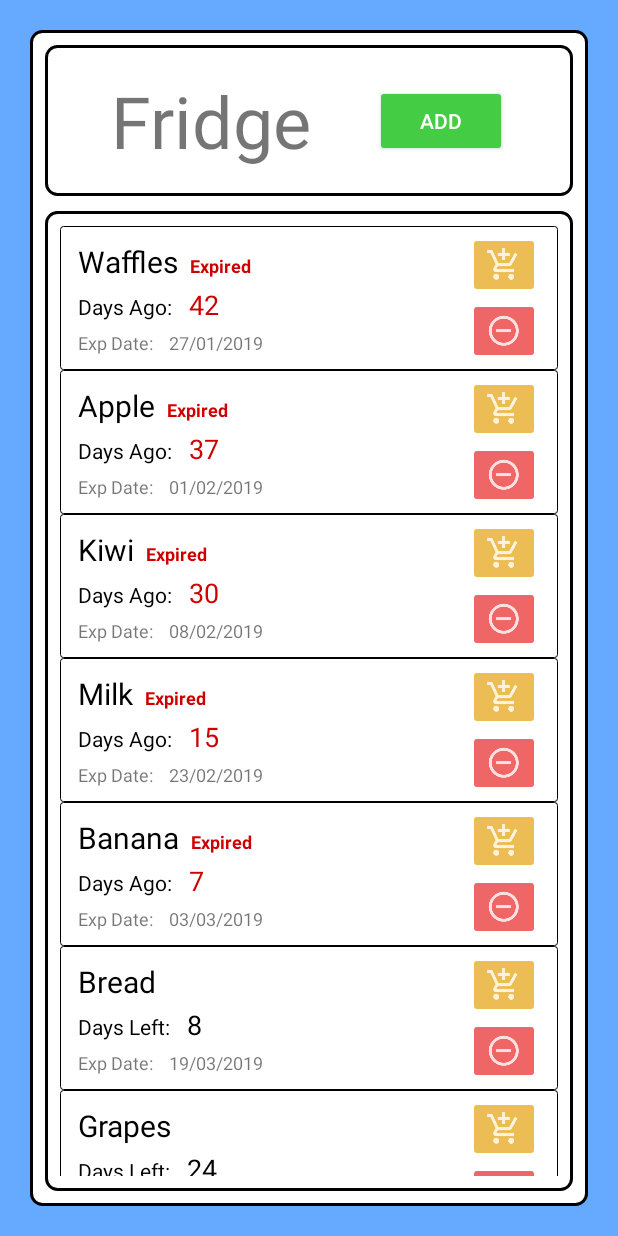
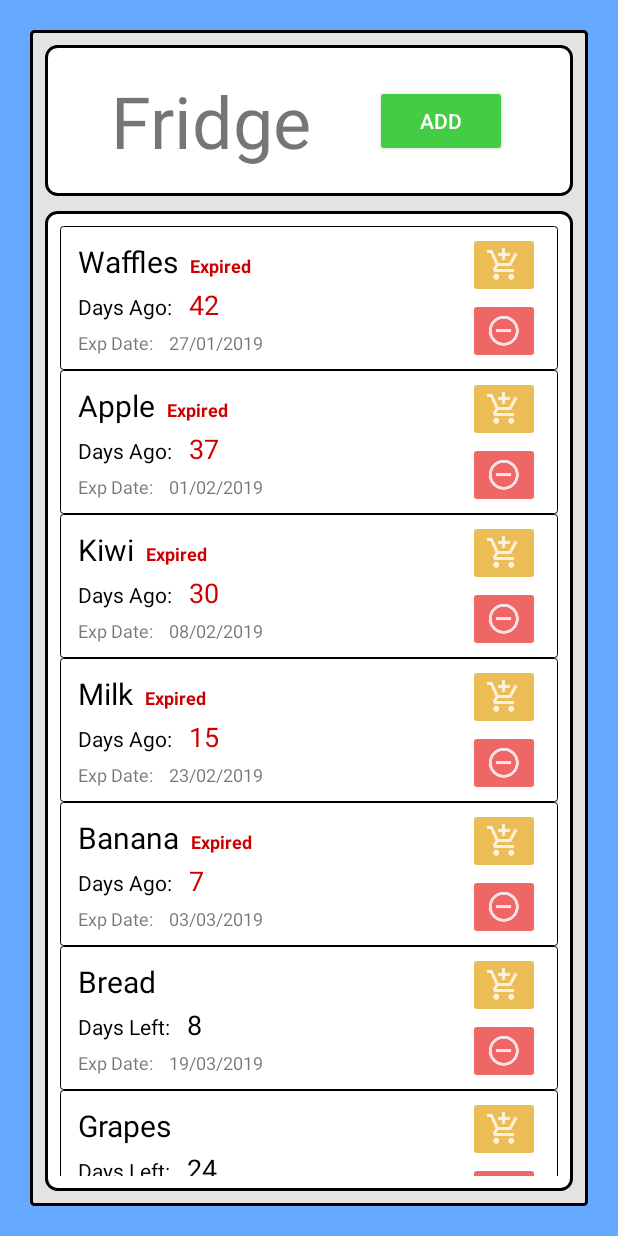
Before and after one commit to SeeminSyed/WhatsInMyFridge, an Android app: the screen it shows after launch (MainActivity), on a phone screen of 412 x 824 dp. Run offline under Robolectric (Android 15) with nearby library versions, the phone set to English and light mode, and no system bars.

Commit message:
add grey color to fridge

```diff
--- a/WhatsInMyFridge/app/src/main/res/drawable/customborder.xml
+++ b/WhatsInMyFridge/app/src/main/res/drawable/customborder.xml
@@ -3,5 +3,4 @@
         <corners android:radius="2dp"/>
         <padding android:left="10dp" android:right="10dp" android:top="10dp" android:bottom="10dp"/>
         <stroke android:width=".1dp" android:color="#000000"/>
-        android:id="@+drawableRectangele"
     </shape>
--- a/WhatsInMyFridge/app/src/main/res/drawable/customborderfill.xml
+++ b/WhatsInMyFridge/app/src/main/res/drawable/customborderfill.xml
@@ -1,7 +1,7 @@
 <?xml version="1.0" encoding="UTF-8"?>
     <shape xmlns:android="http://schemas.android.com/apk/res/android" android:shape="rectangle">
-        <corners android:radius="0dp"/>
+        <corners android:radius="2dp"/>
         <padding android:left="10dp" android:right="10dp" android:top="10dp" android:bottom="10dp"/>
-        <stroke android:width=".1dp" android:color="#000000"/>
-        <solid android:color="#A9A9A9"/>
+        <stroke android:width="2dp" android:color="#000000"/>
+        <solid android:color="#E3E3E3"/>
     </shape>
--- a/WhatsInMyFridge/app/src/main/res/layout/fragment_fridge.xml
+++ b/WhatsInMyFridge/app/src/main/res/layout/fragment_fridge.xml
@@ -16,7 +16,7 @@
         android:layout_marginTop="20dp"
         android:layout_marginRight="20dp"
         android:layout_marginBottom="20dp"
-        android:background="@drawable/rectangular_border">
+        android:background="@drawable/customborderfill">
         <android.support.constraint.ConstraintLayout
             android:id="@+id/topbar"
             android:layout_width="match_parent"
```
